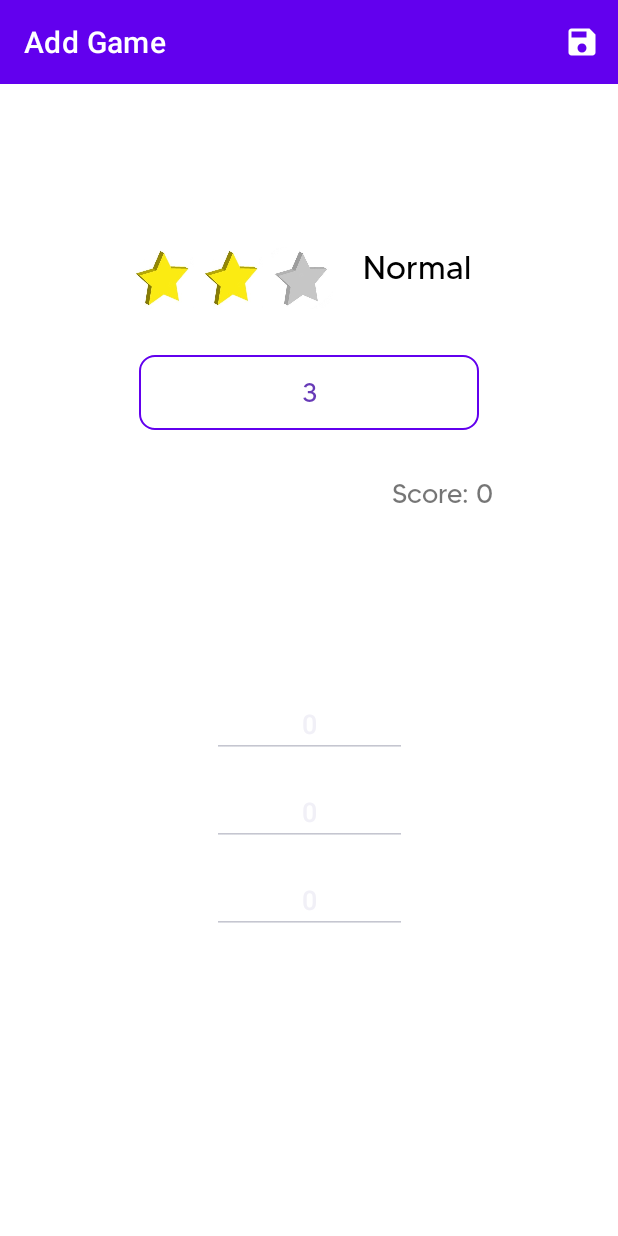
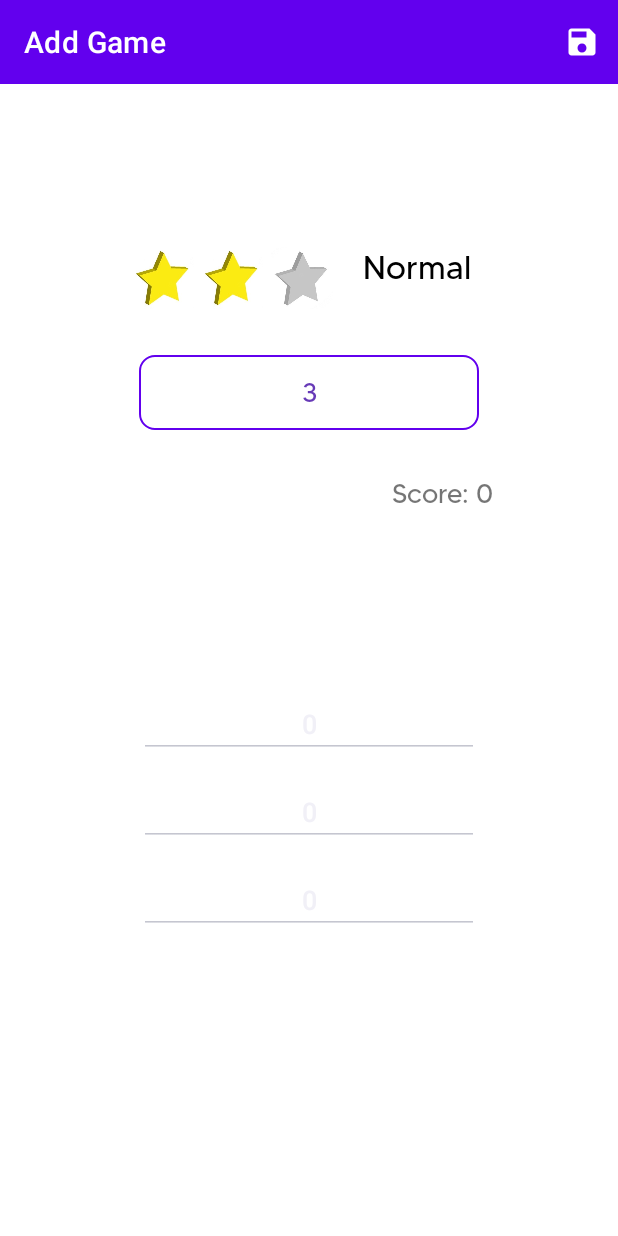
Before and after one commit to kza40/GameKeeper, an Android app: the AddGame screen opened directly, with no data from a screen before it, on a phone screen of 412 x 824 dp. Run offline under Robolectric (Android 15) with nearby library versions, the phone set to English and light mode, and no system bars; 1 statement that could not run was skipped.

Commit message:
Made score text field match width of player count field

```diff
--- a/app/src/main/java/ca/cmpt276/myapplication/AddGame.java
+++ b/app/src/main/java/ca/cmpt276/myapplication/AddGame.java
@@ -111,7 +111,6 @@ public class AddGame extends AppCompatActivity {
     private void setupUIElements() {
         tvTotalScore = findViewById(R.id.tvTotalScore);
         edtPlayerCount = findViewById(R.id.edtNumPlayersDisplay);
-
         setupDifficultyToggle();
 
         if(isEdit) {
@@ -293,7 +292,11 @@ public class AddGame extends AppCompatActivity {
     private LinearLayout.LayoutParams setupLinearLayoutParameters() {
         LinearLayout.LayoutParams lp = new LinearLayout.LayoutParams(LinearLayout.LayoutParams.MATCH_PARENT, LinearLayout.LayoutParams.MATCH_PARENT); // Verbose!
         lp.weight = 1.0f; // This is critical. Doesn't work without it.
-        lp.setMargins(240, 10, 240, 10);
+        edtPlayerCount.measure(0, 0);
+        int widthPlayerCountBox = edtPlayerCount.getMeasuredWidth();
+        int widthParent = getApplicationContext().getResources().getDisplayMetrics().widthPixels;
+        int hMargin = (widthParent - widthPlayerCountBox) / 2;
+        lp.setMargins(hMargin, 10, hMargin, 10);
         return lp;
     }
 
--- a/app/src/main/res/layout/activity_add_game.xml
+++ b/app/src/main/res/layout/activity_add_game.xml
@@ -132,7 +132,7 @@
         app:layout_constraintTop_toTopOf="@+id/hGuideline20p" />
 
     <ScrollView
-        android:layout_width="450dp"
+        android:layout_width="match_parent"
         android:layout_height="0dp"
         app:layout_constraintBottom_toBottomOf="parent"
         app:layout_constraintEnd_toEndOf="parent"
@@ -144,7 +144,7 @@
             android:id="@+id/LayoutForEdittexts"
             android:layout_width="match_parent"
             android:layout_height="wrap_content"
-            android:orientation="vertical"></LinearLayout>
+            android:orientation="vertical" />
 
     </ScrollView>
 
```
